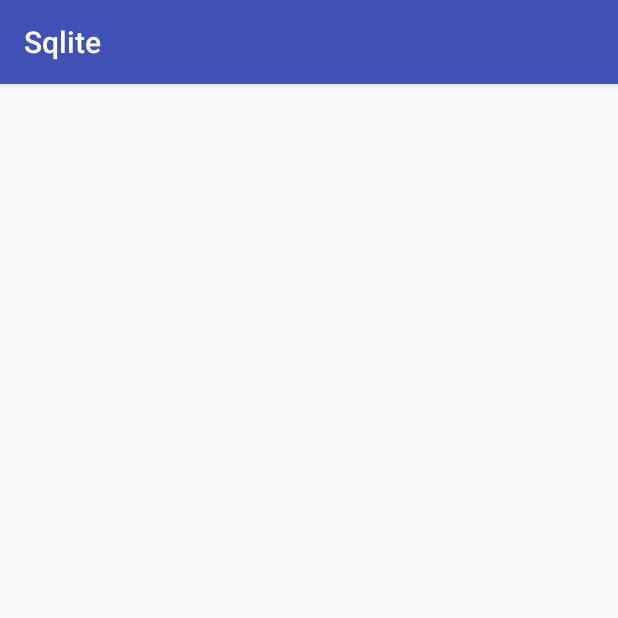
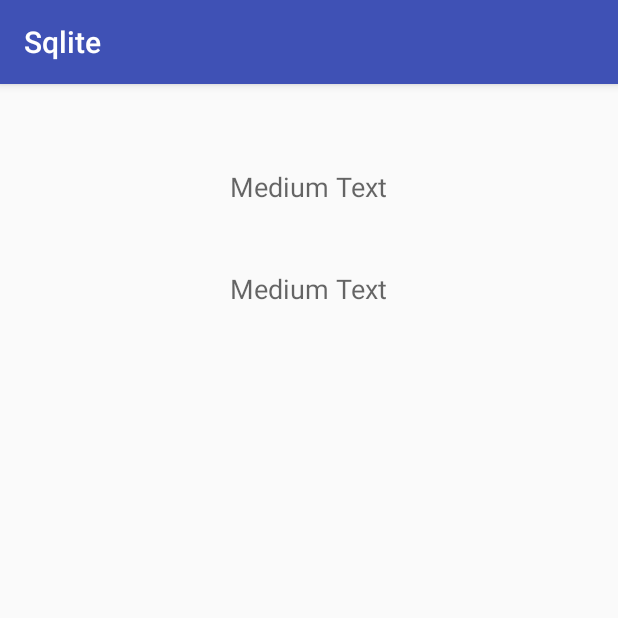
Before and after one commit to jereps/CursoAndroid, an Android app: the PrincipalActivity screen opened directly, with no data from a screen before it, on a phone screen of 412 x 824 dp, the top half of it. Run offline under Robolectric (Android 15) with nearby library versions, the phone set to English and light mode, and no system bars; 2 statements that could not run were skipped.

Commit message:
Feito alteração na class PrincipalActivity, e na activity_principal.xml

```diff
--- a/ProjProfessor/Sqlite/app/src/main/java/br/com/sqlite/datacontroller/DbController.java
+++ b/ProjProfessor/Sqlite/app/src/main/java/br/com/sqlite/datacontroller/DbController.java
@@ -66,7 +66,7 @@ public class DbController {
 
         String where = " where email_usuario = '" +email+ "' ";
         String and = " and senha_usuario = '" +senha+ "' ";
-        String query = " select * from usuario " + where + and;
+        String query = " select * from usuarios " + where + and;
 
         Cursor cursor = openConn(leitura).rawQuery(query, null);
 
--- a/ProjProfessor/Sqlite/app/src/main/java/br/com/sqlite/ui/LoginActivity.java
+++ b/ProjProfessor/Sqlite/app/src/main/java/br/com/sqlite/ui/LoginActivity.java
@@ -53,14 +53,13 @@ public class LoginActivity extends AppCompatActivity {
 
 
                 if (error == 0){
-                    Intent it2;
 
                     if(db.selectRegistro(email_usuario, senha_usuario)) {
-                        Toast.makeText(getBaseContext(), "Login Aceito", Toast.LENGTH_LONG);
-                        Intent it = new Intent(LoginActivity.this, CadastroActivity.class);
+                        Toast.makeText(getBaseContext(), "Login Aceito", Toast.LENGTH_SHORT).show();
+                        Intent it = new Intent(LoginActivity.this, PrincipalActivity.class);
                         startActivity(it);
                     }else{
-                        Toast.makeText(getBaseContext(), "Acesso negado!", Toast.LENGTH_LONG);
+                        Toast.makeText(getBaseContext(), "Acesso negado!", Toast.LENGTH_SHORT).show();
                     }
                 }
 
@@ -73,8 +72,8 @@ public class LoginActivity extends AppCompatActivity {
             @Override
             public void onClick(View view) {
 
-
-
+                Intent it = new Intent(LoginActivity.this, CadastroActivity.class);
+                startActivity(it);
             }
         });
     }
--- a/ProjProfessor/Sqlite/app/src/main/java/br/com/sqlite/ui/PrincipalActivity.java
+++ b/ProjProfessor/Sqlite/app/src/main/java/br/com/sqlite/ui/PrincipalActivity.java
@@ -2,8 +2,10 @@ package br.com.sqlite.ui;
 
 import android.support.v7.app.AppCompatActivity;
 import android.os.Bundle;
+import android.widget.TextView;
 
 import br.com.sqlite.R;
+import br.com.sqlite.datamodel.ItemLogin;
 
 public class PrincipalActivity extends AppCompatActivity {
 
@@ -11,5 +13,14 @@ public class PrincipalActivity extends AppCompatActivity {
     protected void onCreate(Bundle savedInstanceState) {
         super.onCreate(savedInstanceState);
         setContentView(R.layout.activity_principal);
+
+        TextView id = (TextView)findViewById(R.id.id);
+        TextView email = (TextView)findViewById(R.id.email);
+        TextView senha = (TextView)findViewById(R.id.senha);
+
+        ItemLogin itemLogin = new ItemLogin();
+        id.setText(itemLogin.getId_usuario());
+        email.setText(itemLogin.getEmail_usuario());
+        senha.setText(itemLogin.getSenha_usuario());
     }
 }
--- a/ProjProfessor/Sqlite/app/src/main/res/layout/activity_principal.xml
+++ b/ProjProfessor/Sqlite/app/src/main/res/layout/activity_principal.xml
@@ -11,4 +11,33 @@
     android:paddingTop="@dimen/activity_vertical_margin"
     tools:context=".ui.PrincipalActivity">
 
+    <TextView
+        android:layout_width="wrap_content"
+        android:layout_height="wrap_content"
+        android:textAppearance="?android:attr/textAppearanceMedium"
+        android:text="Medium Text"
+        android:id="@+id/id"
+        android:layout_alignParentTop="true"
+        android:layout_centerHorizontal="true"
+        android:layout_marginTop="40dp" />
+
+    <TextView
+        android:layout_width="wrap_content"
+        android:layout_height="wrap_content"
+        android:textAppearance="?android:attr/textAppearanceMedium"
+        android:text="Medium Text"
+        android:id="@+id/textView2"
+        android:layout_below="@+id/email"
+        android:layout_centerHorizontal="true"
+        android:layout_marginTop="108dp" />
+
+    <TextView
+        android:layout_width="wrap_content"
+        android:layout_height="wrap_content"
+        android:textAppearance="?android:attr/textAppearanceMedium"
+        android:text="Medium Text"
+        android:id="@+id/senha"
+        android:layout_alignParentBottom="true"
+        android:layout_centerHorizontal="true"
+        android:layout_marginBottom="108dp" />
 </RelativeLayout>
```
